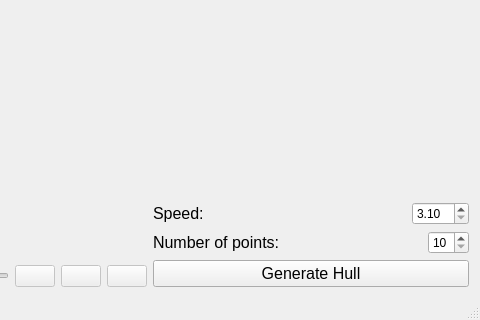
First picture: the form in mainwindow.ui, repository MilicaSelakovic/orthogonalConvexHullWithHighway, before the edit; both pictures show x 495 to 975 and y 526 to 846 of the 975 by 846 pixel window.
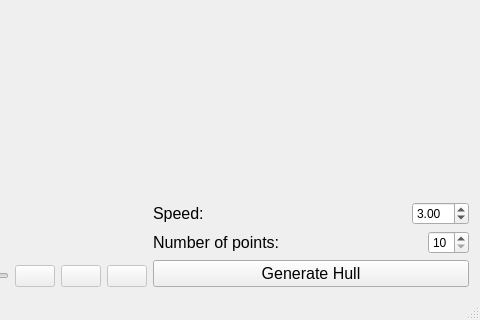
Second picture: the form after the edit. Icons and pictures are not drawn. Custom widgets are drawn as their Qt base class.

What changed in the file:
```diff
--- a/mainwindow.ui
+++ b/mainwindow.ui
@@ -155,11 +155,14 @@
              <number>2</number>
             </property>
             <property name="minimum">
-             <double>3.100000000000000</double>
+             <double>2.000000000000000</double>
             </property>
             <property name="singleStep">
              <double>0.100000000000000</double>
             </property>
+            <property name="value">
+             <double>3.000000000000000</double>
+            </property>
            </widget>
           </item>
          </layout>
```
Left out of the diff: 17 changed lines with no effect on the pictures.
